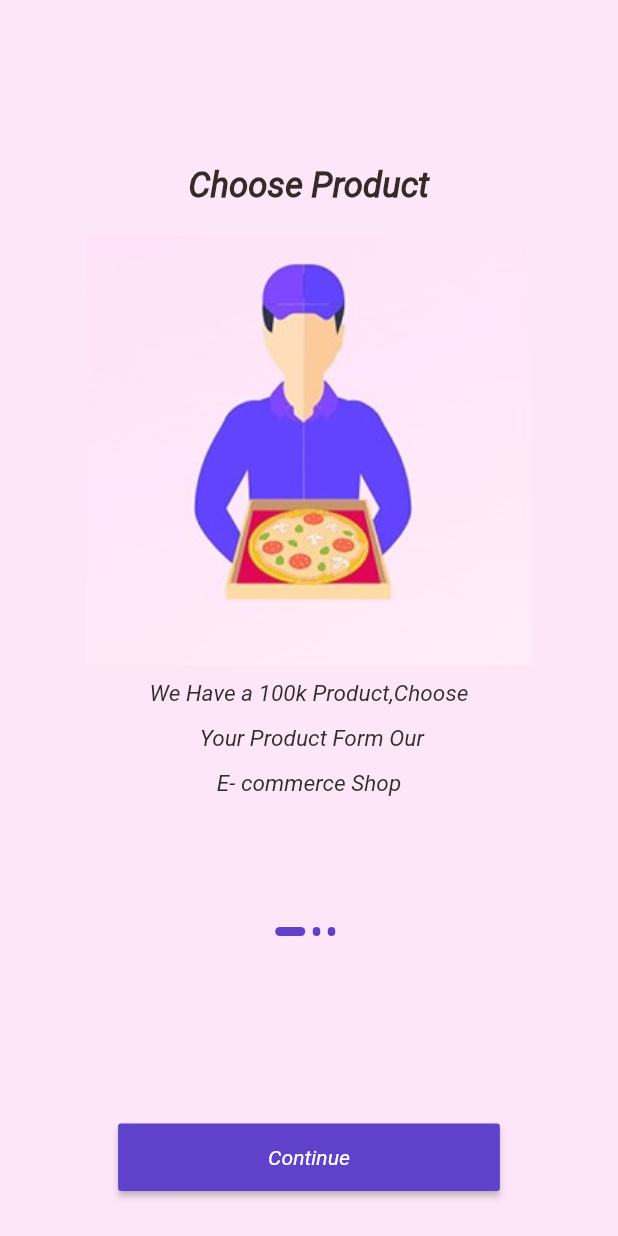
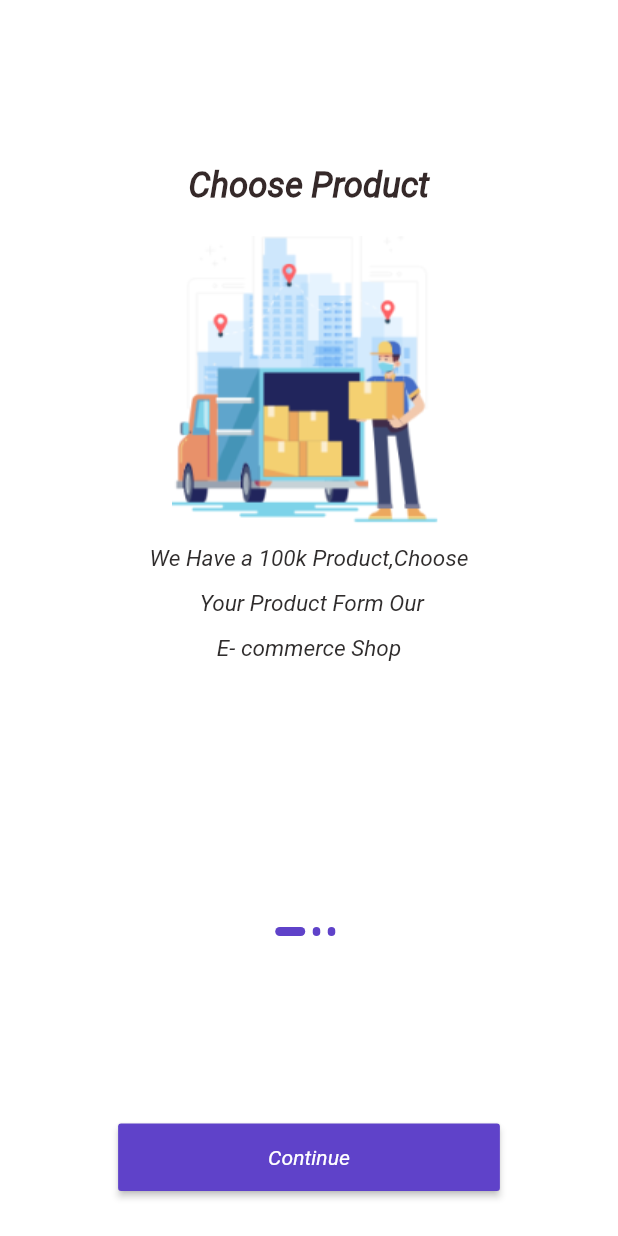
Before and after one commit to abokhlil/tasawwok, a Flutter app: the OnBoarding screen opened by its route, on a phone screen of 412 x 824 dp. Run offline on Flutter 3.47's test engine with Material 2 defaults, Android fonts, the phone set to English and light mode, and no system bars; our stand-ins replace dartz, flutter_otp_text_field, get, shared_preferences; accounts and stored records are empty.

Commit message:
first add

```diff
--- a/lib/core/localization/translation.dart
+++ b/lib/core/localization/translation.dart
@@ -24,6 +24,10 @@ class MyTranslation extends Translations {
           '16': 'أدخل رقم الهاتف',
           '17': 'رقم الهاتف',
           '18': 'أتملك أي حساب ؟',
+          '19':'اختر المنتج ',
+          '20':'لدينا 100الف منتج في متجر الالكترونيات الخاص بنا يمكنك اختيار ما يناسبك من بين هذه المنتجات عن طريق زيارة المتجر الالكتروني',
+          '21':'عملية الدفع سهلة وامنة',
+          '22':'توصيل سريع'
         },
         'en': {
           '1': 'Choose Language',
@@ -46,6 +50,10 @@ class MyTranslation extends Translations {
           '16': " Enter Phone Number",
           '17': " Phone Number",
           '18': "Have an account ? ",
+          '19': 'Choose Product',
+          '20':'We Have a 100k Product,Choose \n Your Product Form Our \nE- commerce Shop',
+          '21':'Easy And Safe payment ',
+          '22':'Fast Delivery',
         },
       };
 }
--- a/lib/data/datasource/static/static.dart
+++ b/lib/data/datasource/static/static.dart
@@ -1,20 +1,21 @@
 import 'package:ecommerce_application/core/constant/imageconstant.dart';
 import 'package:ecommerce_application/data/model/onboardingmodel.dart';
+import 'package:get/get.dart';
 
 List<OnBoardingModel> onBoardingList = [
   OnBoardingModel(
-      title: 'Choose Product',
+      title: '19'.tr,
       body:
-          'We Have a 100k Product,Choose \n Your Product Form Our \nE- commerce Shop',
+          '20'.tr,
       image: AppImageAsset.onBoardingImageOne),
   OnBoardingModel(
-      title: 'Easy And Safe payment ',
+      title: '21'.tr,
       body:
-          'We Have a 100k Product,Choose \n Your Product Form Our \nE- commerce Shop',
+          '20'.tr,
       image: AppImageAsset.onBoardingImageTwo),
   OnBoardingModel(
-      title: 'Fast Delivery',
+      title: '22'.tr,
       body:
-          'We Have a 100k Product,Choose \n Your Product Form Our \nE- commerce Shop',
+          '20'.tr,
       image: AppImageAsset.onBoardingImageThree),
 ];
--- a/lib/view/screen/onboarding.dart
+++ b/lib/view/screen/onboarding.dart
@@ -14,7 +14,7 @@ class OnBoarding extends StatelessWidget {
   Widget build(BuildContext context) {
     Get.put(OnBoardingControllerImp());
     return Scaffold(
-      backgroundColor: Color.fromARGB(255, 253, 230, 248),
+      backgroundColor: Colors.white,
       body: SafeArea(
         child: Column(
           children: [
--- a/lib/view/widget/auth/custombuttonAuth.dart
+++ b/lib/view/widget/auth/custombuttonAuth.dart
@@ -19,6 +19,6 @@ class CustomButtonAuth extends StatelessWidget {
         child: Text(text),
       ),
     );
-    ;
+
   }
 }
```
Also changed, not shown: assets/images/onboarding1.png, assets/images/onboarding2.png, assets/images/onboarding3.png, pubspec.lock.
